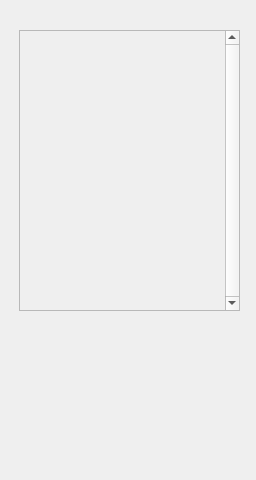
Before: the Qt Designer form resources/librarywidget.ui in utwente/parlevision, drawn with Qt 5.
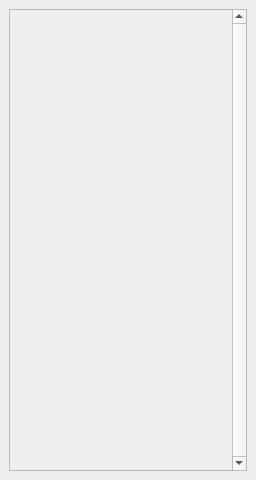
After: the same form once the commit is applied.

The edit to the form file:
```diff
--- a/resources/librarywidget.ui
+++ b/resources/librarywidget.ui
@@ -20,15 +20,9 @@
    <string>Library</string>
   </property>
   <widget class="QWidget" name="dockWidgetContents">
+   <layout class="QVBoxLayout" name="verticalLayout">
+    <item>
    <widget class="QScrollArea" name="scrollArea">
-    <property name="geometry">
-     <rect>
-      <x>19</x>
-      <y>30</y>
-      <width>221</width>
-      <height>281</height>
-     </rect>
-    </property>
     <property name="acceptDrops">
      <bool>true</bool>
     </property>
@@ -43,8 +37,8 @@
       <rect>
        <x>0</x>
        <y>0</y>
-       <width>202</width>
-       <height>277</height>
+         <width>213</width>
+         <height>426</height>
       </rect>
      </property>
      <widget class="QWidget" name="verticalLayoutWidget">
@@ -87,6 +81,8 @@
      </widget>
     </widget>
    </widget>
+    </item>
+   </layout>
   </widget>
  </widget>
  <resources/>
```
Lines whose indentation alone changed are shown as unchanged.
